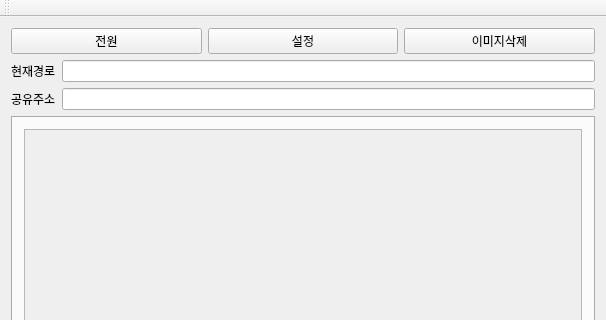
Before: the Qt Designer form ShareLib/ShareLib.ui in neropsys/ShareLib, drawn with Qt 5; both pictures show x 0 to 606 and y 0 to 320 of the 606 by 531 pixel window.
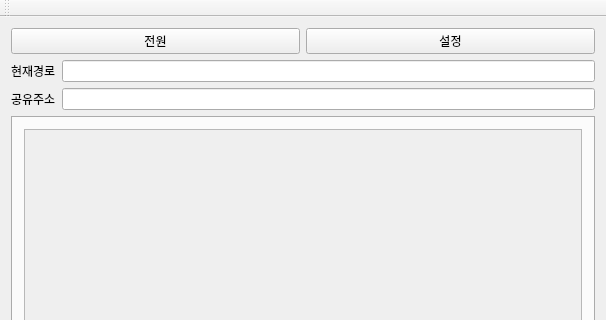
After: the same form once the commit is applied. Custom widgets are drawn as their Qt base class.

Commit message: ui change, preview img change

The edit to the form file:
```diff
--- a/ShareLib/ShareLib.ui
+++ b/ShareLib/ShareLib.ui
@@ -37,13 +37,6 @@
         </property>
        </widget>
       </item>
-      <item>
-       <widget class="QPushButton" name="deleteAllBtn">
-        <property name="text">
-         <string>이미지삭제</string>
-        </property>
-       </widget>
-      </item>
      </layout>
     </item>
     <item>
```
The commit also changes 1 other file.
